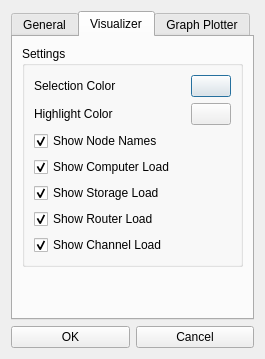
This is DCGUI/Windows/SettingsDialog.ui in DanielZorin/DataCenters as Qt 5 draws it before an edit. The edited form follows.
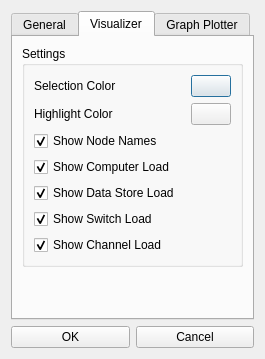
This is the edited form. The open tabs and pages were chosen to show the change. Icons and pictures are not drawn.

```diff
--- a/DCGUI/Windows/SettingsDialog.ui
+++ b/DCGUI/Windows/SettingsDialog.ui
@@ -273,7 +273,7 @@
             <item>
              <widget class="QCheckBox" name="storage">
               <property name="text">
-               <string>Show Storage Load</string>
+               <string>Show Data Store Load</string>
               </property>
               <property name="checked">
                <bool>true</bool>
@@ -283,7 +283,7 @@
             <item>
              <widget class="QCheckBox" name="router">
               <property name="text">
-               <string>Show Router Load</string>
+               <string>Show Switch Load</string>
               </property>
               <property name="checked">
                <bool>true</bool>
```
Left out of the diff: 2 changed lines with no effect on the pictures.
